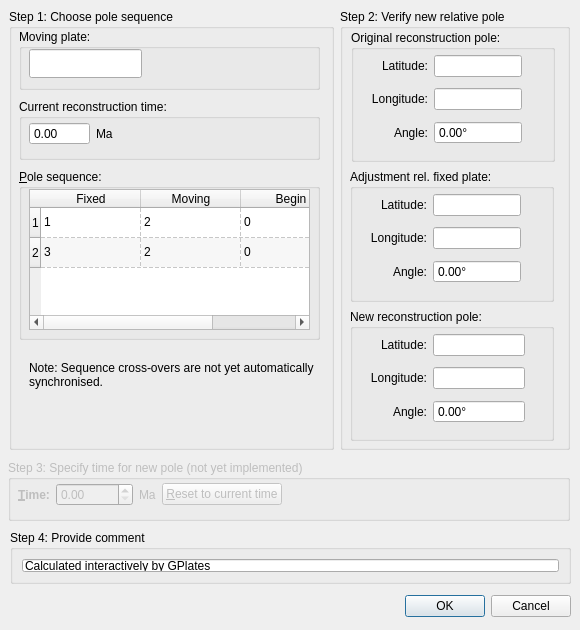
Above: src/qt-widgets/ApplyReconstructionPoleAdjustmentDialogUi.ui from GPlates/GPlates before the change. Below: the same form after it.
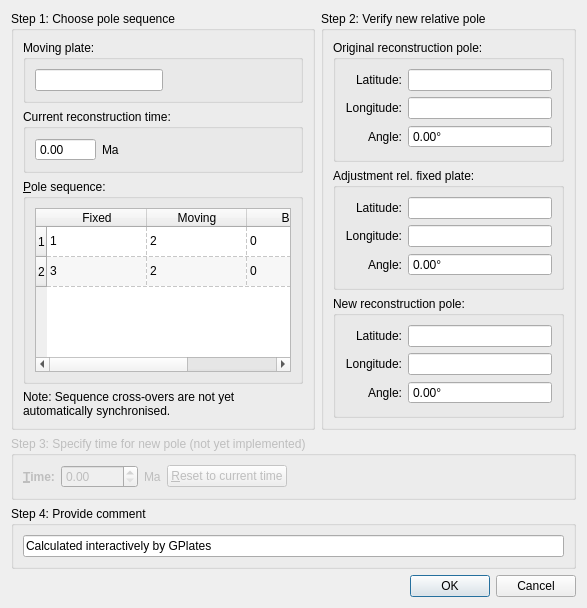
That is the form after the change.

The edit to the form file:
```diff
--- a/src/qt-widgets/ApplyReconstructionPoleAdjustmentDialogUi.ui
+++ b/src/qt-widgets/ApplyReconstructionPoleAdjustmentDialogUi.ui
@@ -4,12 +4,12 @@
   <property name="windowModality" >
    <enum>Qt::WindowModal</enum>
   </property>
-  <property name="geometry" >
+  <property name="geometry">
    <rect>
     <x>0</x>
     <y>0</y>
-    <width>580</width>
-    <height>630</height>
+    <width>587</width>
+    <height>608</height>
    </rect>
   </property>
   <property name="minimumSize" >
@@ -24,156 +24,28 @@
   <property name="modal" >
    <bool>true</bool>
   </property>
-  <widget class="QDialogButtonBox" name="buttonBox" >
-   <property name="geometry" >
-    <rect>
-     <x>10</x>
-     <y>590</y>
-     <width>561</width>
-     <height>32</height>
-    </rect>
-   </property>
-   <property name="orientation" >
-    <enum>Qt::Horizontal</enum>
-   </property>
-   <property name="standardButtons" >
-    <set>QDialogButtonBox::Cancel|QDialogButtonBox::NoButton|QDialogButtonBox::Ok</set>
-   </property>
-  </widget>
-  <widget class="QGroupBox" name="groupBox_8" >
-   <property name="enabled" >
-    <bool>false</bool>
-   </property>
-   <property name="geometry" >
-    <rect>
-     <x>8</x>
-     <y>460</y>
-     <width>562</width>
-     <height>61</height>
-    </rect>
-   </property>
-   <property name="title" >
-    <string>Step 3: Specify time for new pole (not yet implemented)</string>
-   </property>
-   <property name="flat" >
-    <bool>false</bool>
-   </property>
-   <widget class="QWidget" name="layoutWidget" >
-    <property name="geometry" >
-     <rect>
-      <x>10</x>
-      <y>20</y>
-      <width>511</width>
-      <height>29</height>
-     </rect>
-    </property>
-    <layout class="QHBoxLayout" >
+  <layout class="QVBoxLayout" name="verticalLayout_5">
      <item>
-      <widget class="QLabel" name="label_12" >
-       <property name="enabled" >
-        <bool>false</bool>
-       </property>
-       <property name="font" >
-        <font>
-         <weight>75</weight>
-         <bold>true</bold>
-        </font>
-       </property>
-       <property name="text" >
-        <string>&amp;Time:</string>
-       </property>
-       <property name="buddy" >
-        <cstring>spinbox_pole_time</cstring>
-       </property>
-      </widget>
-     </item>
+    <layout class="QHBoxLayout">
      <item>
-      <widget class="QDoubleSpinBox" name="spinbox_pole_time" >
-       <property name="enabled" >
-        <bool>false</bool>
-       </property>
-       <property name="maximum" >
-        <double>10000.000000000000000</double>
-       </property>
-      </widget>
-     </item>
-     <item>
-      <widget class="QLabel" name="label_10" >
-       <property name="enabled" >
-        <bool>false</bool>
-       </property>
-       <property name="text" >
-        <string>Ma</string>
-       </property>
-      </widget>
-     </item>
-     <item>
-      <widget class="QPushButton" name="button_reset_time" >
-       <property name="enabled" >
-        <bool>false</bool>
-       </property>
-       <property name="text" >
-        <string>&amp;Reset to current time</string>
-       </property>
-      </widget>
-     </item>
-     <item>
-      <spacer>
-       <property name="orientation" >
-        <enum>Qt::Horizontal</enum>
-       </property>
-       <property name="sizeHint" >
-        <size>
-         <width>40</width>
-         <height>20</height>
-        </size>
-       </property>
-      </spacer>
-     </item>
-    </layout>
-   </widget>
-  </widget>
-  <widget class="QWidget" name="layoutWidget2" >
-   <property name="geometry" >
-    <rect>
-     <x>9</x>
-     <y>9</y>
-     <width>561</width>
-     <height>441</height>
-    </rect>
-   </property>
-   <property name="sizePolicy" >
-    <sizepolicy vsizetype="Preferred" hsizetype="Expanding" >
+      <widget class="QGroupBox" name="groupBox">
+       <property name="sizePolicy">
+        <sizepolicy hsizetype="Expanding" vsizetype="Preferred">
      <horstretch>0</horstretch>
      <verstretch>0</verstretch>
     </sizepolicy>
    </property>
-   <layout class="QHBoxLayout" >
-    <item>
-     <widget class="QGroupBox" name="groupBox" >
-      <property name="sizePolicy" >
-       <sizepolicy vsizetype="Preferred" hsizetype="Expanding" >
-        <horstretch>0</horstretch>
-        <verstretch>0</verstretch>
-       </sizepolicy>
-      </property>
-      <property name="title" >
+       <property name="title">
        <string>Step 1: Choose pole sequence</string>
       </property>
       <property name="flat" >
        <bool>false</bool>
       </property>
-      <widget class="QGroupBox" name="groupBox_6" >
-       <property name="geometry" >
-        <rect>
-         <x>10</x>
-         <y>20</y>
-         <width>301</width>
-         <height>61</height>
-        </rect>
-       </property>
-       <property name="sizePolicy" >
-        <sizepolicy vsizetype="Minimum" hsizetype="Preferred" >
+       <layout class="QVBoxLayout" name="verticalLayout_3">
+        <item>
+         <widget class="QGroupBox" name="groupBox_6">
+          <property name="sizePolicy">
+           <sizepolicy hsizetype="Preferred" vsizetype="Minimum">
          <horstretch>0</horstretch>
          <verstretch>0</verstretch>
         </sizepolicy>
@@ -184,31 +56,85 @@
        <property name="flat" >
         <bool>true</bool>
        </property>
-       <widget class="QLineEdit" name="lineedit_moving_plate" >
-        <property name="geometry" >
-         <rect>
-          <x>10</x>
-          <y>20</y>
-          <width>113</width>
-          <height>29</height>
-         </rect>
-        </property>
-        <property name="readOnly" >
+          <layout class="QHBoxLayout" name="horizontalLayout_3">
+           <item>
+            <widget class="QLineEdit" name="lineedit_moving_plate">
+             <property name="readOnly">
+              <bool>true</bool>
+             </property>
+            </widget>
+           </item>
+           <item>
+            <spacer name="horizontalSpacer">
+             <property name="orientation">
+              <enum>Qt::Horizontal</enum>
+             </property>
+             <property name="sizeHint" stdset="0">
+              <size>
+               <width>91</width>
+               <height>20</height>
+              </size>
+             </property>
+            </spacer>
+           </item>
+          </layout>
+         </widget>
+        </item>
+        <item>
+         <widget class="QGroupBox" name="groupBox_9">
+          <property name="sizePolicy">
+           <sizepolicy hsizetype="Preferred" vsizetype="Minimum">
+            <horstretch>0</horstretch>
+            <verstretch>0</verstretch>
+           </sizepolicy>
+          </property>
+          <property name="title">
+           <string>Current reconstruction time:</string>
+          </property>
+          <property name="flat">
          <bool>true</bool>
         </property>
-       </widget>
-      </widget>
-      <widget class="QGroupBox" name="groupBox_7" >
-       <property name="geometry" >
-        <rect>
-         <x>10</x>
-         <y>160</y>
-         <width>301</width>
-         <height>171</height>
-        </rect>
-       </property>
-       <property name="sizePolicy" >
-        <sizepolicy vsizetype="Minimum" hsizetype="Expanding" >
+          <layout class="QHBoxLayout" name="horizontalLayout_2">
+           <item>
+            <widget class="QDoubleSpinBox" name="spinbox_current_time">
+             <property name="readOnly">
+              <bool>true</bool>
+             </property>
+             <property name="buttonSymbols">
+              <enum>QAbstractSpinBox::NoButtons</enum>
+             </property>
+             <property name="maximum">
+              <double>10000.000000000000000</double>
+             </property>
+            </widget>
+           </item>
+           <item>
+            <widget class="QLabel" name="label_13">
+             <property name="text">
+              <string>Ma</string>
+             </property>
+            </widget>
+           </item>
+           <item>
+            <spacer>
+             <property name="orientation">
+              <enum>Qt::Horizontal</enum>
+             </property>
+             <property name="sizeHint" stdset="0">
+              <size>
+               <width>139</width>
+               <height>20</height>
+              </size>
+             </property>
+            </spacer>
+           </item>
+          </layout>
+         </widget>
+        </item>
+        <item>
+         <widget class="QGroupBox" name="groupBox_7">
+          <property name="sizePolicy">
+           <sizepolicy hsizetype="Expanding" vsizetype="Minimum">
          <horstretch>0</horstretch>
          <verstretch>0</verstretch>
         </sizepolicy>
@@ -219,16 +145,10 @@
        <property name="flat" >
         <bool>true</bool>
        </property>
-       <widget class="QTableWidget" name="table_pole_sequences" >
-        <property name="geometry" >
-         <rect>
-          <x>10</x>
-          <y>20</y>
-          <width>281</width>
-          <height>141</height>
-         </rect>
-        </property>
-        <property name="alternatingRowColors" >
+          <layout class="QHBoxLayout" name="horizontalLayout">
+           <item>
+            <widget class="QTableWidget" name="table_pole_sequences">
+             <property name="alternatingRowColors">
          <bool>true</bool>
         </property>
         <property name="selectionMode" >
@@ -276,59 +196,55 @@
           <string>End</string>
          </property>
         </column>
-        <item row="0" column="0" >
-         <property name="text" >
+             <item row="0" column="0">
+              <property name="text">
           <string>1</string>
          </property>
         </item>
-        <item row="0" column="1" >
-         <property name="text" >
+             <item row="0" column="1">
+              <property name="text">
           <string>2</string>
          </property>
         </item>
-        <item row="0" column="2" >
-         <property name="text" >
+             <item row="0" column="2">
+              <property name="text">
           <string>0</string>
          </property>
         </item>
-        <item row="0" column="3" >
-         <property name="text" >
+             <item row="0" column="3">
+              <property name="text">
           <string>600</string>
          </property>
         </item>
-        <item row="1" column="0" >
-         <property name="text" >
+             <item row="1" column="0">
+              <property name="text">
           <string>3</string>
          </property>
         </item>
-        <item row="1" column="1" >
-         <property name="text" >
+             <item row="1" column="1">
+              <property name="text">
           <string>2</string>
          </property>
         </item>
-        <item row="1" column="2" >
-         <property name="text" >
+             <item row="1" column="2">
+              <property name="text">
           <string>0</string>
          </property>
         </item>
-        <item row="1" column="3" >
-         <property name="text" >
+             <item row="1" column="3">
+              <property name="text">
           <string>600</string>
          </property>
         </item>
        </widget>
-      </widget>
-      <widget class="QLabel" name="label_11" >
-       <property name="geometry" >
-        <rect>
-         <x>20</x>
-         <y>330</y>
-         <width>291</width>
-         <height>71</height>
-        </rect>
-       </property>
-       <property name="sizePolicy" >
-        <sizepolicy vsizetype="Minimum" hsizetype="Preferred" >
+           </item>
+          </layout>
+         </widget>
+        </item>
+        <item>
+         <widget class="QLabel" name="label_11">
+          <property name="sizePolicy">
+           <sizepolicy hsizetype="Preferred" vsizetype="Minimum">
          <horstretch>0</horstretch>
          <verstretch>0</verstretch>
         </sizepolicy>
@@ -340,79 +256,14 @@
         <bool>true</bool>
        </property>
       </widget>
-      <widget class="QGroupBox" name="groupBox_9" >
-       <property name="geometry" >
-        <rect>
-         <x>10</x>
-         <y>90</y>
-         <width>301</width>
-         <height>61</height>
-        </rect>
-       </property>
-       <property name="sizePolicy" >
-        <sizepolicy vsizetype="Minimum" hsizetype="Preferred" >
-         <horstretch>0</horstretch>
-         <verstretch>0</verstretch>
-        </sizepolicy>
-       </property>
-       <property name="title" >
-        <string>Current reconstruction time:</string>
-       </property>
-       <property name="flat" >
-        <bool>true</bool>
-       </property>
-       <widget class="QWidget" name="layoutWidget3" >
-        <property name="geometry" >
-         <rect>
-          <x>10</x>
-          <y>20</y>
-          <width>191</width>
-          <height>29</height>
-         </rect>
-        </property>
-        <layout class="QHBoxLayout" >
-         <item>
-          <widget class="QDoubleSpinBox" name="spinbox_current_time" >
-           <property name="readOnly" >
-            <bool>true</bool>
-           </property>
-           <property name="buttonSymbols" >
-            <enum>QAbstractSpinBox::NoButtons</enum>
-           </property>
-           <property name="maximum" >
-            <double>10000.000000000000000</double>
-           </property>
-          </widget>
-         </item>
-         <item>
-          <widget class="QLabel" name="label_13" >
-           <property name="text" >
-            <string>Ma</string>
-           </property>
-          </widget>
-         </item>
-         <item>
-          <spacer>
-           <property name="orientation" >
-            <enum>Qt::Horizontal</enum>
-           </property>
-           <property name="sizeHint" >
-            <size>
-             <width>40</width>
-             <height>20</height>
-            </size>
-           </property>
-          </spacer>
          </item>
         </layout>
        </widget>
-      </widget>
-     </widget>
     </item>
     <item>
-     <widget class="QGroupBox" name="groupBox_2" >
-      <property name="sizePolicy" >
-       <sizepolicy vsizetype="Preferred" hsizetype="Minimum" >
+      <widget class="QGroupBox" name="groupBox_2">
+       <property name="sizePolicy">
+        <sizepolicy hsizetype="Minimum" vsizetype="Preferred">
         <horstretch>0</horstretch>
         <verstretch>0</verstretch>
        </sizepolicy>
@@ -429,17 +280,11 @@
       <property name="flat" >
        <bool>false</bool>
       </property>
-      <widget class="QGroupBox" name="groupBox_3" >
-       <property name="geometry" >
-        <rect>
-         <x>11</x>
-         <y>21</y>
-         <width>204</width>
-         <height>132</height>
-        </rect>
-       </property>
-       <property name="sizePolicy" >
-        <sizepolicy vsizetype="Preferred" hsizetype="Expanding" >
+       <layout class="QVBoxLayout" name="verticalLayout_4">
+        <item>
+         <widget class="QGroupBox" name="groupBox_3">
+          <property name="sizePolicy">
+           <sizepolicy hsizetype="Expanding" vsizetype="Preferred">
          <horstretch>0</horstretch>
          <verstretch>0</verstretch>
         </sizepolicy>
@@ -450,19 +295,10 @@
        <property name="flat" >
         <bool>true</bool>
        </property>
-       <widget class="QWidget" name="gridLayout" >
-        <property name="geometry" >
-         <rect>
-          <x>20</x>
-          <y>20</y>
-          <width>151</width>
-          <height>101</height>
-         </rect>
-        </property>
-        <layout class="QGridLayout" >
-         <item row="0" column="0" >
-          <widget class="QLabel" name="label" >
-           <property name="text" >
+          <layout class="QGridLayout" name="gridLayout">
+           <item row="0" column="0">
+            <widget class="QLabel" name="label">
+             <property name="text">
             <string>Latitude:</string>
            </property>
            <property name="alignment" >
@@ -470,16 +306,16 @@
            </property>
           </widget>
          </item>
-         <item row="0" column="1" >
-          <widget class="QLineEdit" name="field_original_lat" >
-           <property name="readOnly" >
+           <item row="0" column="1">
+            <widget class="QLineEdit" name="field_original_lat">
+             <property name="readOnly">
             <bool>true</bool>
            </property>
           </widget>
          </item>
-         <item row="1" column="0" >
-          <widget class="QLabel" name="label_2" >
-           <property name="text" >
+           <item row="1" column="0">
+            <widget class="QLabel" name="label_2">
+             <property name="text">
             <string>Longitude:</string>
            </property>
            <property name="alignment" >
@@ -487,100 +323,16 @@
            </property>
           </widget>
          </item>
-         <item row="2" column="0" >
-          <widget class="QLabel" name="label_3" >
-           <property name="text" >
-            <string>Angle:</string>
-           </property>
-           <property name="alignment" >
-            <set>Qt::AlignRight|Qt::AlignTrailing|Qt::AlignVCenter</set>
-           </property>
-          </widget>
-         </item>
-         <item row="1" column="1" >
-          <widget class="QLineEdit" name="field_original_lon" >
-           <property name="readOnly" >
+           <item row="1" column="1">
+            <widget class="QLineEdit" name="field_original_lon">
+             <property name="readOnly">
             <bool>true</bool>
            </property>
           </widget>
          </item>
-         <item row="2" column="1" >
-          <widget class="QDoubleSpinBox" name="spinbox_original_angle" >
-           <property name="readOnly" >
-            <bool>true</bool>
-           </property>
-           <property name="buttonSymbols" >
-            <enum>QAbstractSpinBox::NoButtons</enum>
-           </property>
-           <property name="suffix" >
-            <string>°</string>
-           </property>
-           <property name="minimum" >
-            <double>-360.000000000000000</double>
-           </property>
-           <property name="maximum" >
-            <double>360.000000000000000</double>
-           </property>
-          </widget>
-         </item>
-        </layout>
-       </widget>
-      </widget>
-      <widget class="QGroupBox" name="groupBox_5" >
-       <property name="geometry" >
-        <rect>
-         <x>10</x>
-         <y>300</y>
-         <width>204</width>
-         <height>132</height>
-        </rect>
-       </property>
-       <property name="title" >
-        <string>New reconstruction pole:</string>
-       </property>
-       <property name="flat" >
-        <bool>true</bool>
-       </property>
-       <widget class="QWidget" name="gridLayout_3" >
-        <property name="geometry" >
-         <rect>
-          <x>20</x>
-          <y>20</y>
-          <width>155</width>
-          <height>101</height>
-         </rect>
-        </property>
-        <layout class="QGridLayout" >
-         <item row="0" column="0" >
-          <widget class="QLabel" name="label_7" >
-           <property name="text" >
-            <string>Latitude:</string>
-           </property>
-           <property name="alignment" >
-            <set>Qt::AlignRight|Qt::AlignTrailing|Qt::AlignVCenter</set>
-           </property>
-          </widget>
-         </item>
-         <item row="0" column="1" >
-          <widget class="QLineEdit" name="field_result_lat" >
-           <property name="readOnly" >
-            <bool>true</bool>
-           </property>
-          </widget>
-         </item>
-         <item row="1" column="0" >
-          <widget class="QLabel" name="label_8" >
-           <property name="text" >
-            <string>Longitude:</string>
-           </property>
-           <property name="alignment" >
-            <set>Qt::AlignRight|Qt::AlignTrailing|Qt::AlignVCenter</set>
-           </property>
-          </widget>
-         </item>
-         <item row="2" column="0" >
-          <widget class="QLabel" name="label_9" >
-           <property name="text" >
+           <item row="2" column="0">
+            <widget class="QLabel" name="label_3">
+             <property name="text">
             <string>Angle:</string>
            </property>
            <property name="alignment" >
@@ -588,19 +340,12 @@
            </property>
           </widget>
          </item>
-         <item row="1" column="1" >
-          <widget class="QLineEdit" name="field_result_lon" >
-           <property name="readOnly" >
+           <item row="2" column="1">
+            <widget class="QDoubleSpinBox" name="spinbox_original_angle">
+             <property name="readOnly">
             <bool>true</bool>
            </property>
-          </widget>
-         </item>
-         <item row="2" column="1" >
-          <widget class="QDoubleSpinBox" name="spinbox_result_angle" >
-           <property name="readOnly" >
-            <bool>true</bool>
-           </property>
-           <property name="buttonSymbols" >
+             <property name="buttonSymbols">
             <enum>QAbstractSpinBox::NoButtons</enum>
            </property>
            <property name="suffix" >
@@ -616,35 +361,19 @@
          </item>
         </layout>
        </widget>
-      </widget>
-      <widget class="QGroupBox" name="groupBox_4" >
-       <property name="geometry" >
-        <rect>
-         <x>10</x>
-         <y>160</y>
-         <width>204</width>
-         <height>133</height>
-        </rect>
-       </property>
-       <property name="title" >
+        </item>
+        <item>
+         <widget class="QGroupBox" name="groupBox_4">
+          <property name="title">
         <string>Adjustment rel. fixed plate:</string>
        </property>
        <property name="flat" >
         <bool>true</bool>
        </property>
-       <widget class="QWidget" name="gridLayout_2" >
-        <property name="geometry" >
-         <rect>
-          <x>20</x>
-          <y>20</y>
-          <width>151</width>
-          <height>101</height>
-         </rect>
-        </property>
-        <layout class="QGridLayout" >
-         <item row="0" column="0" >
-          <widget class="QLabel" name="label_4" >
-           <property name="text" >
+          <layout class="QGridLayout" name="gridLayout_2">
+           <item row="0" column="0">
+            <widget class="QLabel" name="label_4">
+             <property name="text">
             <string>Latitude:</string>
            </property>
            <property name="alignment" >
@@ -652,16 +381,16 @@
            </property>
           </widget>
          </item>
-         <item row="0" column="1" >
-          <widget class="QLineEdit" name="field_adjustment_lat" >
-           <property name="readOnly" >
+           <item row="0" column="1">
+            <widget class="QLineEdit" name="field_adjustment_lat">
+             <property name="readOnly">
             <bool>true</bool>
            </property>
           </widget>
          </item>
-         <item row="1" column="0" >
-          <widget class="QLabel" name="label_5" >
-           <property name="text" >
+           <item row="1" column="0">
+            <widget class="QLabel" name="label_5">
+             <property name="text">
             <string>Longitude:</string>
            </property>
            <property name="alignment" >
@@ -669,9 +398,16 @@
            </property>
           </widget>
          </item>
-         <item row="2" column="0" >
-          <widget class="QLabel" name="label_6" >
-           <property name="text" >
+           <item row="1" column="1">
+            <widget class="QLineEdit" name="field_adjustment_lon">
+             <property name="readOnly">
+              <bool>true</bool>
+             </property>
+            </widget>
+           </item>
+           <item row="2" column="0">
+            <widget class="QLabel" name="label_6">
+             <property name="text">
             <string>Angle:</string>
            </property>
            <property name="alignment" >
@@ -679,19 +415,87 @@
            </property>
           </widget>
          </item>
-         <item row="1" column="1" >
-          <widget class="QLineEdit" name="field_adjustment_lon" >
-           <property name="readOnly" >
+           <item row="2" column="1">
+            <widget class="QDoubleSpinBox" name="spinbox_adjustment_angle">
+             <property name="readOnly">
             <bool>true</bool>
            </property>
-          </widget>
-         </item>
-         <item row="2" column="1" >
-          <widget class="QDoubleSpinBox" name="spinbox_adjustment_angle" >
-           <property name="readOnly" >
+             <property name="buttonSymbols">
+              <enum>QAbstractSpinBox::NoButtons</enum>
+             </property>
+             <property name="suffix">
+              <string>°</string>
+             </property>
+             <property name="minimum">
+              <double>-360.000000000000000</double>
+             </property>
+             <property name="maximum">
+              <double>360.000000000000000</double>
+             </property>
+            </widget>
+           </item>
+          </layout>
+         </widget>
+        </item>
+        <item>
+         <widget class="QGroupBox" name="groupBox_5">
+          <property name="title">
+           <string>New reconstruction pole:</string>
+          </property>
+          <property name="flat">
             <bool>true</bool>
            </property>
-           <property name="buttonSymbols" >
+          <layout class="QGridLayout" name="gridLayout_3">
+           <item row="0" column="0">
+            <widget class="QLabel" name="label_7">
+             <property name="text">
+              <string>Latitude:</string>
+             </property>
+             <property name="alignment">
+              <set>Qt::AlignRight|Qt::AlignTrailing|Qt::AlignVCenter</set>
+             </property>
+            </widget>
+           </item>
+           <item row="0" column="1">
+            <widget class="QLineEdit" name="field_result_lat">
+             <property name="readOnly">
+              <bool>true</bool>
+             </property>
+            </widget>
+           </item>
+           <item row="1" column="0">
+            <widget class="QLabel" name="label_8">
+             <property name="text">
+              <string>Longitude:</string>
+             </property>
+             <property name="alignment">
+              <set>Qt::AlignRight|Qt::AlignTrailing|Qt::AlignVCenter</set>
+             </property>
+            </widget>
+           </item>
+           <item row="1" column="1">
+            <widget class="QLineEdit" name="field_result_lon">
+             <property name="readOnly">
+              <bool>true</bool>
+             </property>
+            </widget>
+           </item>
+           <item row="2" column="0">
+            <widget class="QLabel" name="label_9">
+             <property name="text">
+              <string>Angle:</string>
+             </property>
+             <property name="alignment">
+              <set>Qt::AlignRight|Qt::AlignTrailing|Qt::AlignVCenter</set>
+             </property>
+            </widget>
+           </item>
+           <item row="2" column="1">
+            <widget class="QDoubleSpinBox" name="spinbox_result_angle">
+             <property name="readOnly">
+              <bool>true</bool>
+             </property>
+             <property name="buttonSymbols">
             <enum>QAbstractSpinBox::NoButtons</enum>
            </property>
            <property name="suffix" >
@@ -707,33 +511,120 @@
          </item>
         </layout>
        </widget>
+        </item>
+       </layout>
       </widget>
-     </widget>
-    </item>
-   </layout>
-  </widget>
-  <widget class="QGroupBox" name="groupBox_10" >
-   <property name="geometry" >
-    <rect>
-     <x>10</x>
-     <y>530</y>
-     <width>561</width>
-     <height>54</height>
-    </rect>
-   </property>
-   <property name="title" >
+     </item>
+    </layout>
+   </item>
+   <item>
+    <widget class="QGroupBox" name="groupBox_8">
+     <property name="enabled">
+      <bool>false</bool>
+     </property>
+     <property name="title">
+      <string>Step 3: Specify time for new pole (not yet implemented)</string>
+     </property>
+     <property name="flat">
+      <bool>false</bool>
+     </property>
+     <layout class="QVBoxLayout" name="verticalLayout_2">
+      <item>
+       <layout class="QHBoxLayout">
+        <item>
+         <widget class="QLabel" name="label_12">
+          <property name="enabled">
+           <bool>false</bool>
+          </property>
+          <property name="font">
+           <font>
+            <weight>75</weight>
+            <bold>true</bold>
+           </font>
+          </property>
+          <property name="text">
+           <string>&amp;Time:</string>
+          </property>
+          <property name="buddy">
+           <cstring>spinbox_pole_time</cstring>
+          </property>
+         </widget>
+        </item>
+        <item>
+         <widget class="QDoubleSpinBox" name="spinbox_pole_time">
+          <property name="enabled">
+           <bool>false</bool>
+          </property>
+          <property name="maximum">
+           <double>10000.000000000000000</double>
+          </property>
+         </widget>
+        </item>
+        <item>
+         <widget class="QLabel" name="label_10">
+          <property name="enabled">
+           <bool>false</bool>
+          </property>
+          <property name="text">
+           <string>Ma</string>
+          </property>
+         </widget>
+        </item>
+        <item>
+         <widget class="QPushButton" name="button_reset_time">
+          <property name="enabled">
+           <bool>false</bool>
+          </property>
+          <property name="text">
+           <string>&amp;Reset to current time</string>
+          </property>
+         </widget>
+        </item>
+        <item>
+         <spacer>
+          <property name="orientation">
+           <enum>Qt::Horizontal</enum>
+          </property>
+          <property name="sizeHint" stdset="0">
+           <size>
+            <width>40</width>
+            <height>20</height>
+           </size>
+          </property>
+         </spacer>
+        </item>
+       </layout>
+      </item>
+     </layout>
+    </widget>
+   </item>
+   <item>
+    <widget class="QGroupBox" name="groupBox_10">
+     <property name="title">
     <string>Step 4: Provide comment</string>
    </property>
-   <layout class="QHBoxLayout" >
+     <layout class="QVBoxLayout" name="verticalLayout">
     <item>
-     <widget class="QLineEdit" name="line_comment" >
-      <property name="text" >
+       <widget class="QLineEdit" name="line_comment">
+        <property name="text">
        <string>Calculated interactively by GPlates</string>
       </property>
      </widget>
     </item>
    </layout>
   </widget>
+   </item>
+   <item>
+    <widget class="QDialogButtonBox" name="buttonBox">
+     <property name="orientation">
+      <enum>Qt::Horizontal</enum>
+     </property>
+     <property name="standardButtons">
+      <set>QDialogButtonBox::Cancel|QDialogButtonBox::Ok</set>
+     </property>
+    </widget>
+   </item>
+  </layout>
  </widget>
  <tabstops>
   <tabstop>table_pole_sequences</tabstop>
```
Left out of the diff: 93 changed lines with no effect on the pictures. Lines whose indentation alone changed are shown as unchanged.
